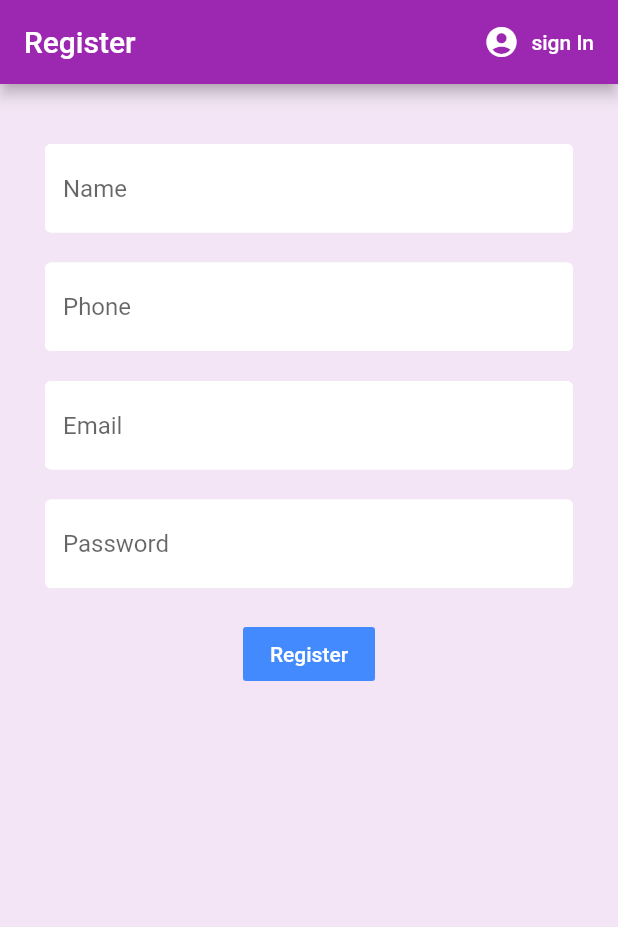
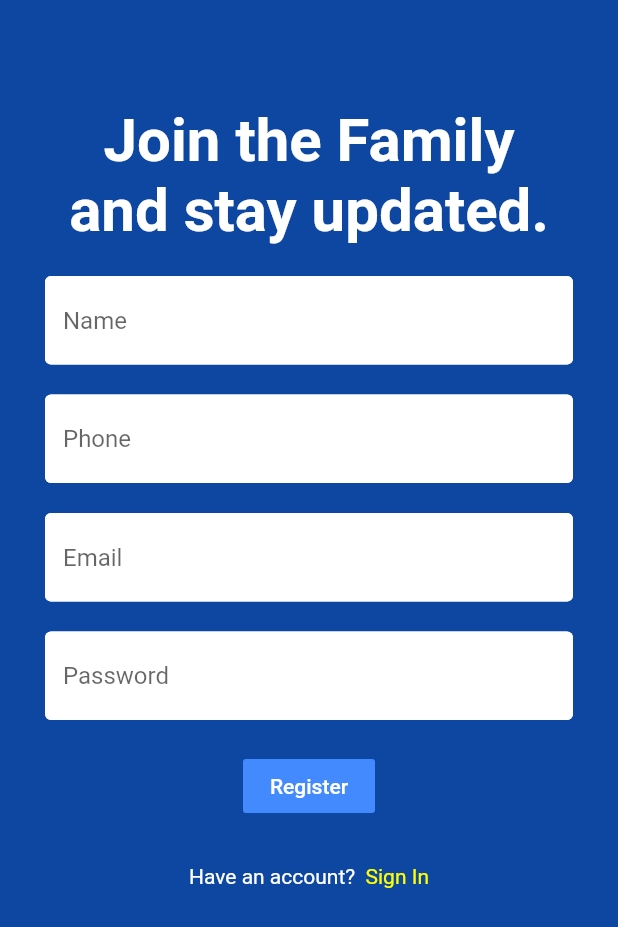
Before and after one commit to Himrajgogoi/firebase_app, a Flutter app: the screen it shows after launch, after a tap on "Sign In", after a tap on "Register", on a phone screen of 412 x 824 dp. Shown: the top 927 px of the screen. Run offline on Flutter 3.47's test engine with Material 2 defaults, Android fonts, the light colour scheme and no system bars; our stand-ins replace cloud_firestore, firebase_auth, firebase_core, firebase_storage, flutter_spinkit, image_picker; accounts and stored records are empty.

Commit message:
final_prototype

```diff
--- a/lib/screens/Authenticate/register.dart
+++ b/lib/screens/Authenticate/register.dart
@@ -26,36 +26,29 @@ class _RegisterState extends State<Register> {
   @override
   Widget build(BuildContext context) {
     return success == true? Loading(): Scaffold(
-        backgroundColor: Colors.purple[50],
-        appBar: AppBar(
-        backgroundColor: Colors.purple[500],
-        title: Text("Register",
-        style: TextStyle(
-          color: Colors.white
-        )),
-        actions: <Widget>[
-          FlatButton.icon(
-            onPressed: (){
-              widget.toggle();
-            },
-            icon: Icon(
-              Icons.account_circle,
-              color: Colors.white,
-            ),
-            label: Text("sign In",
-                style: TextStyle(
-                    color: Colors.white
-                )),
-          )
-        ],
-      ),
+        backgroundColor: Colors.blue[900],
+
       body:Container(
         padding: EdgeInsets.symmetric(vertical: 20.0, horizontal: 30.0),
         child: Form(
           key: _key,
+
             child: SingleChildScrollView(
               child: Column(
                 children: <Widget>[
+                  Padding(
+                    padding: const EdgeInsets.only(top: 50.0),
+                    child: Text("Join the Family", style: TextStyle(
+                        fontSize: 40.0,
+                        fontWeight: FontWeight.bold,
+                        color: Colors.white
+                    )),
+                  ),
+                  Text("and stay updated.", style: TextStyle(
+                      fontSize: 40.0,
+                      fontWeight: FontWeight.bold,
+                      color: Colors.white
+                  )),
                   SizedBox(height:20.0),
                   TextFormField(
                     decoration: textDecoration.copyWith(hintText: "Name"),
@@ -122,7 +115,22 @@ class _RegisterState extends State<Register> {
                   Text("$error",
                   style: TextStyle(
                     color: Colors.red
-                ),)
+                  ),),
+                  Row(
+                    mainAxisAlignment: MainAxisAlignment.center,
+                    children: <Widget>[
+                      Text("Have an account?", style: TextStyle(
+                        color: Colors.white
+                      ),),
+                      InkWell(
+                          onTap: (){
+                            widget.toggle();
+                          },
+                          child: Text("  Sign In", style: TextStyle(
+                          color: Colors.yellowAccent
+                      ),),)
+                    ],
+                  )
                 ],
               ),
             ),
--- a/lib/screens/Authenticate/sign_in.dart
+++ b/lib/screens/Authenticate/sign_in.dart
@@ -21,35 +21,23 @@ class _SignInState extends State<SignIn> {
   @override
   Widget build(BuildContext context) {
     return success == true? Loading(): Scaffold(
-      backgroundColor: Colors.purple[50],
-        appBar: AppBar(
-          backgroundColor: Colors.purple[500],
-          title: Text("Sign In",
-              style: TextStyle(
-                  color: Colors.white
-              )),
-          actions: <Widget>[
-            FlatButton.icon(
-              onPressed: (){
-                widget.toggle();
-              },
-              icon: Icon(
-                Icons.account_circle,
-                color: Colors.white,
-              ),
-              label: Text("Register",
-                  style: TextStyle(
-                      color: Colors.white
-                  )),
-            )
-          ],
-        ),
+      backgroundColor: Colors.blue[900],
         body:Container(
           padding: EdgeInsets.symmetric(vertical: 20.0, horizontal: 30.0),
           child: Form(
             key: _key,
+            child: SingleChildScrollView(
               child: Column(
                 children: <Widget>[
+                  Padding(
+                    padding: const EdgeInsets.only(top: 50.0),
+                    child: Text("Welcome.", style: TextStyle(
+                      fontSize: 50.0,
+                      fontWeight: FontWeight.bold,
+                      color: Colors.white
+                    )),
+                  ),
+
                   SizedBox(height:20.0),
                   TextFormField(
                     decoration: textDecoration.copyWith(hintText: "Email"),
@@ -73,7 +61,7 @@ class _SignInState extends State<SignIn> {
                   ),
                   SizedBox(height:20.0),
                   FlatButton(
-                  color: Colors.blueAccent,
+                    color: Colors.orange,
                     onPressed: () async {
                       if(_key.currentState.validate()){
 
@@ -97,8 +85,25 @@ class _SignInState extends State<SignIn> {
                   Text("$error",
                     style: TextStyle(
                         color: Colors.red
-                  ),)
+                    ),),
+                  Row(
+                    mainAxisAlignment: MainAxisAlignment.center,
+                    children: <Widget>[
+                      Text("Don't have an account?",style: TextStyle(
+                        color: Colors.white
+                      ),),
+                      InkWell(
+                          onTap: (){
+                            widget.toggle();
+                          },
+                          child: Text("  Register",style: TextStyle(
+                              color: Colors.yellow
+                          ),)),
                     ],
+                  )
+
+                ],
+              ),
             ),
           ),
         )
--- a/pubspec.yaml
+++ b/pubspec.yaml
@@ -24,6 +24,7 @@ dependencies:
   flutter:
     sdk: flutter
   flutter_spinkit: ^4.1.2
+  flutter_staggered_grid_view: ^0.3.2
 
 
 
@@ -54,8 +55,8 @@ flutter:
   uses-material-design: true
 
   # To add assets to your application, add an assets section, like this:
-  # assets:
-  #   - images/a_dot_burr.jpeg
+  assets:
+   - images/
   #   - images/a_dot_ham.jpeg
 
   # An image asset can refer to one or more resolution-specific "variants", see
```
Also changed, not shown: lib/screens/Home/Feed.dart (+33 -6 lines), lib/screens/Home/account.dart (added, +127 -0 lines), lib/screens/Home/home.dart (+5 -4 lines), lib/screens/Home/userlist.dart (+14 -4 lines), lib/services/database.dart (+9 -1 lines), images/background.png (added), pubspec.lock. Lines whose indentation alone changed are shown as unchanged.
